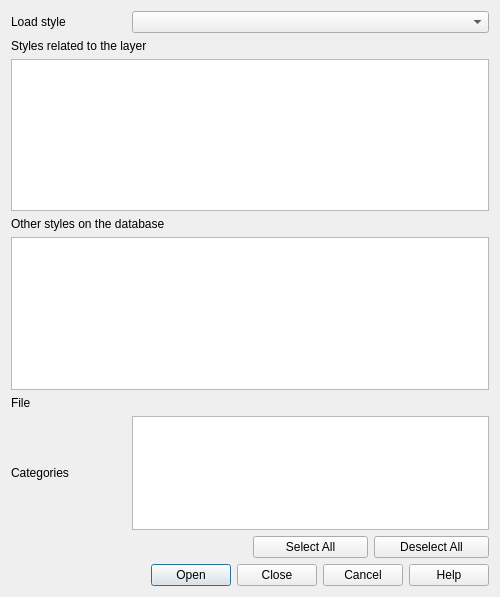
Above: src/ui/qgsvectorlayerloadstyledialog.ui from carsmie/QGIS before the change. Below: the same form after it.
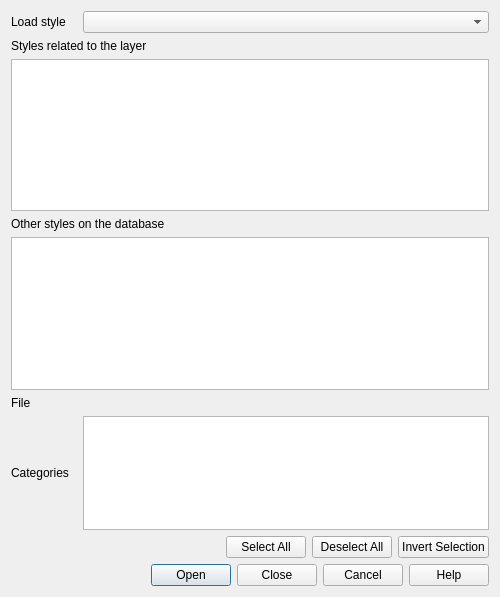
That is the form after the change. Custom widgets are drawn as their Qt base class.

Commit message: private slots and invert selection method

Diff of the .ui file:
```diff
--- a/src/ui/qgsvectorlayerloadstyledialog.ui
+++ b/src/ui/qgsvectorlayerloadstyledialog.ui
@@ -23,6 +23,16 @@
    <bool>true</bool>
   </property>
   <layout class="QGridLayout" name="gridLayout">
+   <item row="3" column="1" colspan="5">
+    <widget class="QListView" name="mStyleCategoriesListView">
+     <property name="sizePolicy">
+      <sizepolicy hsizetype="Expanding" vsizetype="Expanding">
+       <horstretch>0</horstretch>
+       <verstretch>0</verstretch>
+      </sizepolicy>
+     </property>
+    </widget>
+   </item>
    <item row="0" column="0">
     <widget class="QLabel" name="mModeLabel">
      <property name="text">
@@ -30,7 +40,31 @@
      </property>
     </widget>
    </item>
-   <item row="1" column="0" colspan="4">
+   <item row="5" column="0" colspan="6">
+    <widget class="QDialogButtonBox" name="mButtonBox">
+     <property name="standardButtons">
+      <set>QDialogButtonBox::Cancel|QDialogButtonBox::Close|QDialogButtonBox::Help|QDialogButtonBox::Open</set>
+     </property>
+    </widget>
+   </item>
+   <item row="3" column="0">
+    <widget class="QLabel" name="label_4">
+     <property name="text">
+      <string>Categories</string>
+     </property>
+    </widget>
+   </item>
+   <item row="2" column="0">
+    <widget class="QLabel" name="mFileLabel">
+     <property name="text">
+      <string>File</string>
+     </property>
+    </widget>
+   </item>
+   <item row="2" column="1" colspan="5">
+    <widget class="QgsFileWidget" name="mFileWidget"/>
+   </item>
+   <item row="1" column="0" colspan="6">
     <widget class="QWidget" name="mFromDbWidget" native="true">
      <layout class="QGridLayout" name="gridLayout_2">
       <property name="leftMargin">
@@ -76,67 +110,27 @@
      </layout>
     </widget>
    </item>
-   <item row="2" column="0">
-    <widget class="QLabel" name="mFileLabel">
-     <property name="text">
-      <string>File</string>
-     </property>
-    </widget>
+   <item row="0" column="1" colspan="5">
+    <widget class="QComboBox" name="mStyleTypeComboBox"/>
    </item>
-   <item row="3" column="0">
-    <widget class="QLabel" name="label_4">
+   <item row="4" column="5">
+    <widget class="QPushButton" name="mInvertSelectionButton">
      <property name="text">
-      <string>Categories</string>
+      <string>Invert Selection</string>
      </property>
     </widget>
    </item>
-   <item row="3" column="1" colspan="3">
-    <widget class="QListView" name="mStyleCategoriesListView">
-     <property name="sizePolicy">
-      <sizepolicy hsizetype="Expanding" vsizetype="Expanding">
-       <horstretch>0</horstretch>
-       <verstretch>0</verstretch>
-      </sizepolicy>
-     </property>
-    </widget>
-   </item>
-   <item row="4" column="0" colspan="2">
-    <spacer name="horizontalSpacer">
-     <property name="orientation">
-      <enum>Qt::Horizontal</enum>
-     </property>
-     <property name="sizeHint" stdset="0">
-      <size>
-       <width>235</width>
-       <height>20</height>
-      </size>
-     </property>
-    </spacer>
-   </item>
-   <item row="4" column="2">
-    <widget class="QPushButton" name="mSelectAllButton">
-     <property name="text">
-      <string>Select All</string>
-     </property>
-    </widget>
-   </item>
-   <item row="4" column="3">
+   <item row="4" column="4">
     <widget class="QPushButton" name="mDeselectAllButton">
      <property name="text">
       <string>Deselect All</string>
      </property>
     </widget>
    </item>
-   <item row="0" column="1" colspan="3">
-    <widget class="QComboBox" name="mStyleTypeComboBox"/>
-   </item>
-   <item row="2" column="1" colspan="3">
-    <widget class="QgsFileWidget" name="mFileWidget"/>
-   </item>
-   <item row="5" column="0" colspan="4">
-    <widget class="QDialogButtonBox" name="mButtonBox">
-     <property name="standardButtons">
-      <set>QDialogButtonBox::Cancel|QDialogButtonBox::Close|QDialogButtonBox::Help|QDialogButtonBox::Open</set>
+   <item row="4" column="3">
+    <widget class="QPushButton" name="mSelectAllButton">
+     <property name="text">
+      <string>Select All</string>
      </property>
     </widget>
    </item>
```
The commit also changes 5 other files.
